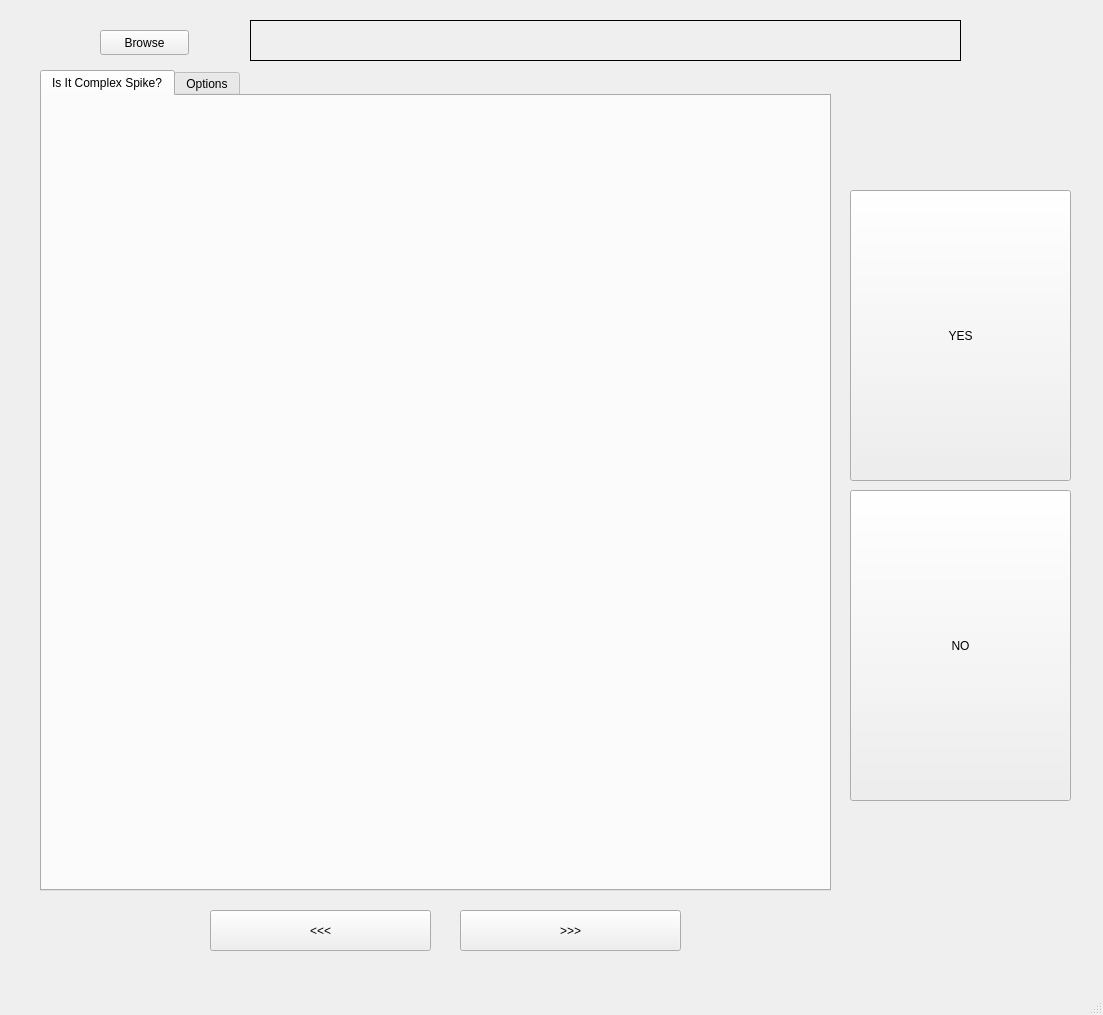
First picture: the form in design.ui, repository kkarbasi/csGUI, before the edit.
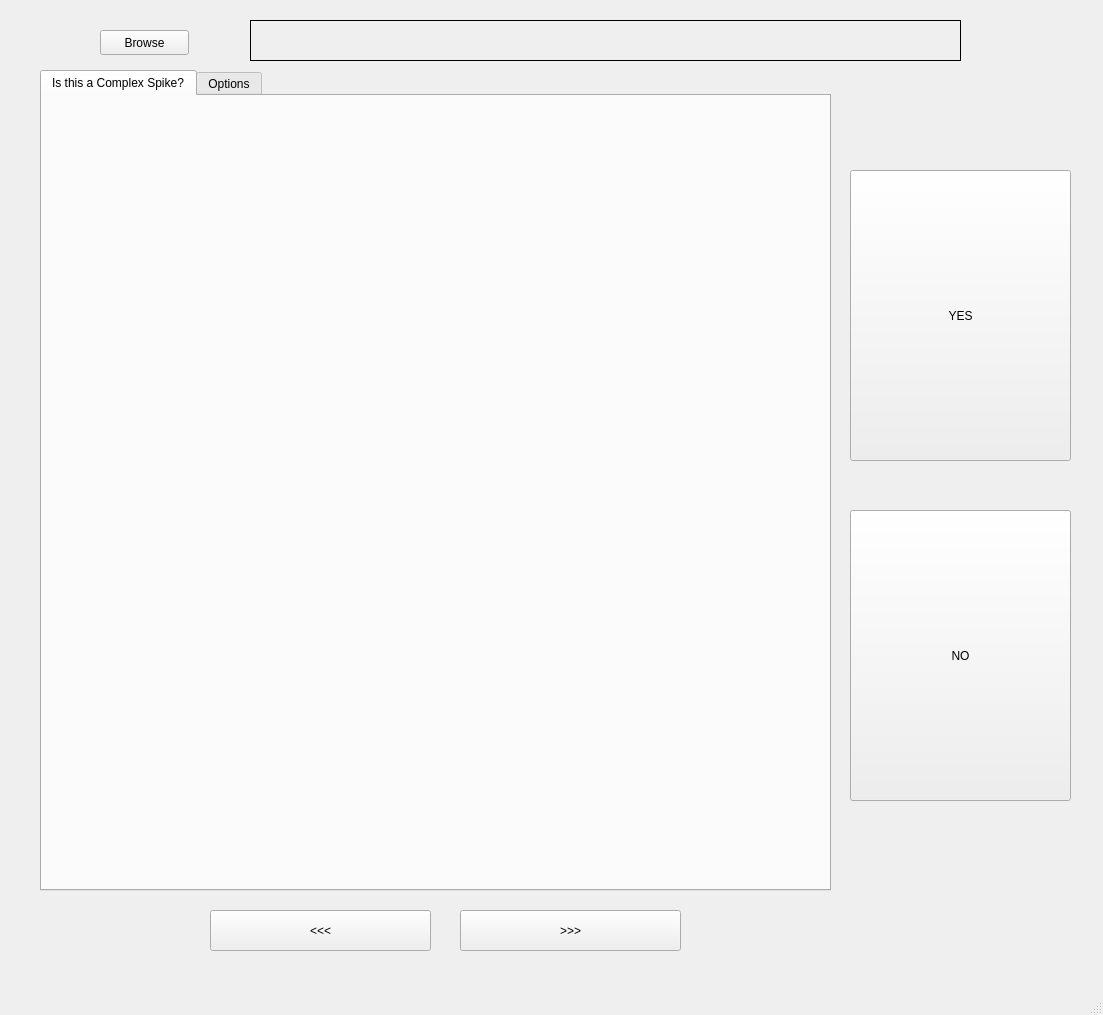
Second picture: the form after the edit. Custom widgets are drawn as their Qt base class.

Commit message: added functionality to the Yes/NO buttons

The edit to the form file:
```diff
--- a/design.ui
+++ b/design.ui
@@ -72,7 +72,7 @@
     </property>
     <widget class="QWidget" name="tab">
      <attribute name="title">
-      <string>Is It Complex Spike?</string>
+      <string>Is this a Complex Spike?</string>
      </attribute>
      <widget class="MplWidget" name="plotWidget" native="true">
       <property name="geometry">
@@ -105,7 +105,7 @@
     <property name="geometry">
      <rect>
       <x>850</x>
-      <y>190</y>
+      <y>170</y>
       <width>221</width>
       <height>291</height>
      </rect>
@@ -118,9 +118,9 @@
     <property name="geometry">
      <rect>
       <x>850</x>
-      <y>490</y>
+      <y>510</y>
       <width>221</width>
-      <height>311</height>
+      <height>291</height>
      </rect>
     </property>
     <property name="text">
```
The commit also changes 2 other files.
